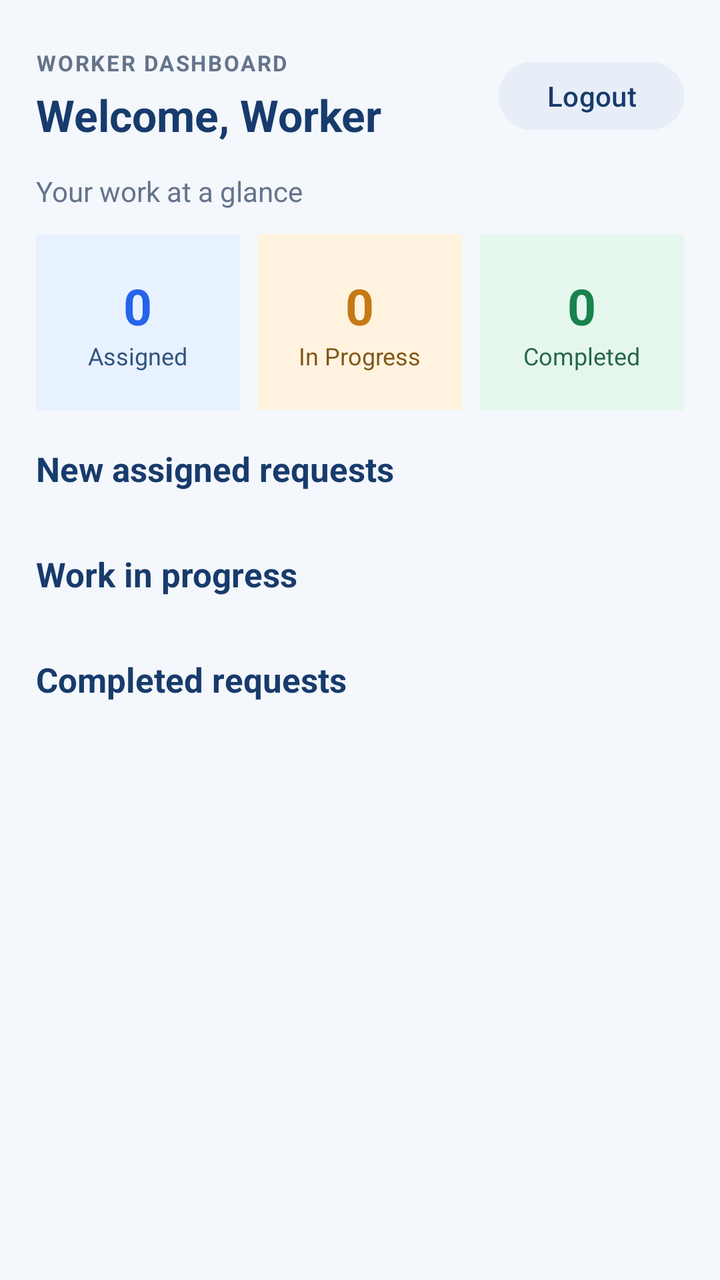
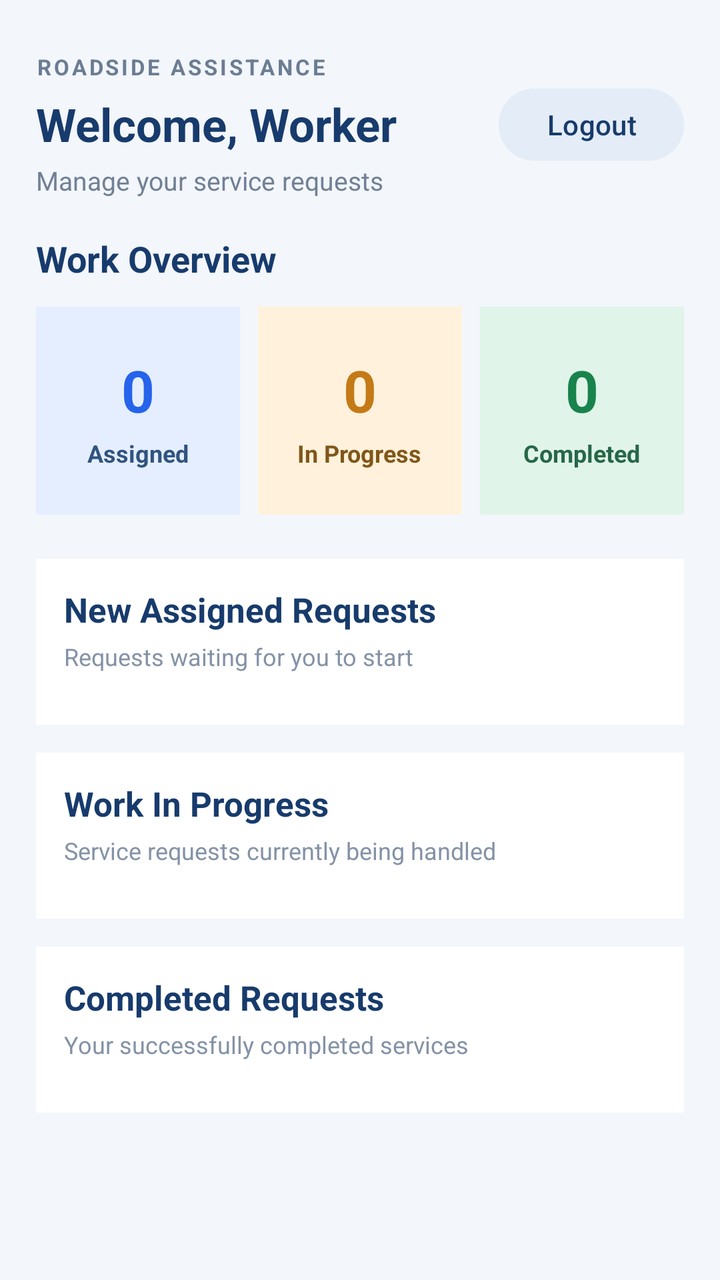

Screens rendered from an Android XML layout before and after an edit, with the pre-edit source and the edit as a unified diff.
<!-- AndroidManifest.xml: application theme Theme.RoadsideAssistance -->
<!-- res/layout/activity_worker_dashboard.xml -->
<?xml version="1.0" encoding="utf-8"?>
<LinearLayout xmlns:android="http://schemas.android.com/apk/res/android"
    android:layout_width="match_parent"
    android:layout_height="match_parent"
    android:orientation="vertical"
    android:background="#F4F7FB"
    android:padding="18dp">

    
    <LinearLayout
        android:layout_width="match_parent"
        android:layout_height="wrap_content"
        android:gravity="center_vertical"
        android:orientation="horizontal"
        android:paddingTop="6dp"
        android:paddingBottom="14dp">

        <LinearLayout
            android:layout_width="0dp"
            android:layout_height="wrap_content"
            android:layout_weight="1"
            android:orientation="vertical">

            <TextView
                android:layout_width="wrap_content"
                android:layout_height="wrap_content"
                android:text="WORKER DASHBOARD"
                android:textColor="#64748B"
                android:textSize="11sp"
                android:textStyle="bold"
                android:letterSpacing="0.08" />

            <TextView
                android:id="@+id/tvWelcome"
                android:layout_width="match_parent"
                android:layout_height="wrap_content"
                android:layout_marginTop="4dp"
                android:text="Welcome, Worker"
                android:textColor="#173B6C"
                android:textSize="22sp"
                android:textStyle="bold" />
        </LinearLayout>

        <Button
            android:id="@+id/btnLogout"
            android:layout_width="wrap_content"
            android:layout_height="42dp"
            android:backgroundTint="#E8EEF7"
            android:text="Logout"
            android:textAllCaps="false"
            android:textColor="#173B6C" />
    </LinearLayout>

    
    <TextView
        android:layout_width="match_parent"
        android:layout_height="wrap_content"
        android:layout_marginBottom="12dp"
        android:text="Your work at a glance"
        android:textColor="#64748B"
        android:textSize="14sp" />

    
    <LinearLayout
        android:layout_width="match_parent"
        android:layout_height="wrap_content"
        android:orientation="horizontal"
        android:weightSum="3">

        
        <LinearLayout
            android:layout_width="0dp"
            android:layout_height="88dp"
            android:layout_marginEnd="6dp"
            android:layout_weight="1"
            android:background="#E8F1FF"
            android:gravity="center"
            android:orientation="vertical"
            android:padding="8dp">

            <TextView
                android:id="@+id/tvAssignedCount"
                android:layout_width="wrap_content"
                android:layout_height="wrap_content"
                android:text="0"
                android:textColor="#2563EB"
                android:textSize="25sp"
                android:textStyle="bold" />

            <TextView
                android:layout_width="wrap_content"
                android:layout_height="wrap_content"
                android:text="Assigned"
                android:textColor="#31547F"
                android:textSize="12sp" />
        </LinearLayout>

        
        <LinearLayout
            android:layout_width="0dp"
            android:layout_height="88dp"
            android:layout_marginHorizontal="3dp"
            android:layout_weight="1"
            android:background="#FFF3DF"
            android:gravity="center"
            android:orientation="vertical"
            android:padding="8dp">

            <TextView
                android:id="@+id/tvProgressCount"
                android:layout_width="wrap_content"
                android:layout_height="wrap_content"
                android:text="0"
                android:textColor="#C47A16"
                android:textSize="25sp"
                android:textStyle="bold" />

            <TextView
                android:layout_width="wrap_content"
                android:layout_height="wrap_content"
                android:text="In Progress"
                android:textColor="#805719"
                android:textSize="12sp" />
        </LinearLayout>

        
        <LinearLayout
            android:layout_width="0dp"
            android:layout_height="88dp"
            android:layout_marginStart="6dp"
            android:layout_weight="1"
            android:background="#E5F7ED"
            android:gravity="center"
            android:orientation="vertical"
            android:padding="8dp">

            <TextView
                android:id="@+id/tvCompletedCount"
                android:layout_width="wrap_content"
                android:layout_height="wrap_content"
                android:text="0"
                android:textColor="#18834C"
                android:textSize="25sp"
                android:textStyle="bold" />

            <TextView
                android:layout_width="wrap_content"
                android:layout_height="wrap_content"
                android:text="Completed"
                android:textColor="#276749"
                android:textSize="12sp" />
        </LinearLayout>
    </LinearLayout>

    
    <ScrollView
        android:layout_width="match_parent"
        android:layout_height="0dp"
        android:layout_marginTop="18dp"
        android:layout_weight="1"
        android:clipToPadding="false"
        android:fillViewport="true">

        <LinearLayout
            android:layout_width="match_parent"
            android:layout_height="wrap_content"
            android:orientation="vertical"
            android:paddingBottom="18dp">

            
            <TextView
                android:layout_width="match_parent"
                android:layout_height="wrap_content"
                android:text="New assigned requests"
                android:textColor="#173B6C"
                android:textSize="17sp"
                android:textStyle="bold" />

            <LinearLayout
                android:id="@+id/assignedRequestsContainer"
                android:layout_width="match_parent"
                android:layout_height="wrap_content"
                android:layout_marginTop="10dp"
                android:orientation="vertical" />

            
            <TextView
                android:layout_width="match_parent"
                android:layout_height="wrap_content"
                android:layout_marginTop="20dp"
                android:text="Work in progress"
                android:textColor="#173B6C"
                android:textSize="17sp"
                android:textStyle="bold" />

            <LinearLayout
                android:id="@+id/progressRequestsContainer"
                android:layout_width="match_parent"
                android:layout_height="wrap_content"
                android:layout_marginTop="10dp"
                android:orientation="vertical" />

            
            <TextView
                android:layout_width="match_parent"
                android:layout_height="wrap_content"
                android:layout_marginTop="20dp"
                android:text="Completed requests"
                android:textColor="#173B6C"
                android:textSize="17sp"
                android:textStyle="bold" />

            <LinearLayout
                android:id="@+id/completedRequestsContainer"
                android:layout_width="match_parent"
                android:layout_height="wrap_content"
                android:layout_marginTop="10dp"
                android:orientation="vertical" />

            
            <TextView
                android:id="@+id/tvEmpty"
                android:layout_width="match_parent"
                android:layout_height="wrap_content"
                android:layout_marginTop="12dp"
                android:gravity="center"
                android:padding="18dp"
                android:text="No service requests assigned to you yet."
                android:textColor="#7B8794"
                android:textSize="14sp"
                android:visibility="gone" />

        </LinearLayout>
    </ScrollView>

</LinearLayout>
<!-- resources referenced by this layout -->
<resources>
  <style name="Theme.RoadsideAssistance" parent="Base.Theme.RoadsideAssistance" />
  <style name="Base.Theme.RoadsideAssistance" parent="Theme.Material3.DayNight.NoActionBar">
          
          
      </style>
</resources>

<!-- the commit's change to res/layout/activity_worker_dashboard.xml (unified diff, before → after) -->
@@ -3,7 +3,7 @@
     android:layout_width="match_parent"
     android:layout_height="match_parent"
     android:orientation="vertical"
-    android:background="#F4F7FB"
+    android:background="#F3F6FB"
     android:padding="18dp">
 
     
@@ -12,8 +12,8 @@
         android:layout_height="wrap_content"
         android:gravity="center_vertical"
         android:orientation="horizontal"
-        android:paddingTop="6dp"
-        android:paddingBottom="14dp">
+        android:paddingTop="8dp"
+        android:paddingBottom="18dp">
 
         <LinearLayout
             android:layout_width="0dp"
@@ -24,41 +24,53 @@
             <TextView
                 android:layout_width="wrap_content"
                 android:layout_height="wrap_content"
-                android:text="WORKER DASHBOARD"
-                android:textColor="#64748B"
+                android:text="ROADSIDE ASSISTANCE"
+                android:textColor="#6B7D93"
                 android:textSize="11sp"
                 android:textStyle="bold"
-                android:letterSpacing="0.08" />
+                android:letterSpacing="0.12" />
 
             <TextView
                 android:id="@+id/tvWelcome"
                 android:layout_width="match_parent"
                 android:layout_height="wrap_content"
-                android:layout_marginTop="4dp"
+                android:layout_marginTop="6dp"
                 android:text="Welcome, Worker"
                 android:textColor="#173B6C"
-                android:textSize="22sp"
-                android:textStyle="bold" />
+                android:textSize="23sp"
+                android:textStyle="bold" />
+
+            <TextView
+                android:layout_width="wrap_content"
+                android:layout_height="wrap_content"
+                android:layout_marginTop="4dp"
+                android:text="Manage your service requests"
+                android:textColor="#718096"
+                android:textSize="13sp" />
+
         </LinearLayout>
 
         <Button
             android:id="@+id/btnLogout"
             android:layout_width="wrap_content"
-            android:layout_height="42dp"
-            android:backgroundTint="#E8EEF7"
+            android:layout_height="44dp"
+            android:backgroundTint="#E4ECF7"
             android:text="Logout"
             android:textAllCaps="false"
-            android:textColor="#173B6C" />
+            android:textColor="#173B6C"
+            android:textSize="14sp" />
+
     </LinearLayout>
 
     
     <TextView
         android:layout_width="match_parent"
         android:layout_height="wrap_content"
-        android:layout_marginBottom="12dp"
-        android:text="Your work at a glance"
-        android:textColor="#64748B"
-        android:textSize="14sp" />
+        android:text="Work Overview"
+        android:textColor="#173B6C"
+        android:textSize="18sp"
+        android:textStyle="bold"
+        android:layout_marginBottom="12dp" />
 
     
     <LinearLayout
@@ -70,10 +82,10 @@
         
         <LinearLayout
             android:layout_width="0dp"
-            android:layout_height="88dp"
+            android:layout_height="104dp"
+            android:layout_weight="1"
             android:layout_marginEnd="6dp"
-            android:layout_weight="1"
-            android:background="#E8F1FF"
+            android:background="#E4EEFF"
             android:gravity="center"
             android:orientation="vertical"
             android:padding="8dp">
@@ -84,24 +96,27 @@
                 android:layout_height="wrap_content"
                 android:text="0"
                 android:textColor="#2563EB"
-                android:textSize="25sp"
-                android:textStyle="bold" />
-
-            <TextView
-                android:layout_width="wrap_content"
-                android:layout_height="wrap_content"
+                android:textSize="29sp"
+                android:textStyle="bold" />
+
+            <TextView
+                android:layout_width="wrap_content"
+                android:layout_height="wrap_content"
+                android:layout_marginTop="4dp"
                 android:text="Assigned"
                 android:textColor="#31547F"
-                android:textSize="12sp" />
+                android:textSize="12sp"
+                android:textStyle="bold" />
+
         </LinearLayout>
 
         
         <LinearLayout
             android:layout_width="0dp"
-            android:layout_height="88dp"
+            android:layout_height="104dp"
+            android:layout_weight="1"
             android:layout_marginHorizontal="3dp"
-            android:layout_weight="1"
-            android:background="#FFF3DF"
+            android:background="#FFF1DB"
             android:gravity="center"
             android:orientation="vertical"
             android:padding="8dp">
@@ -112,24 +127,27 @@
                 android:layout_height="wrap_content"
                 android:text="0"
                 android:textColor="#C47A16"
-                android:textSize="25sp"
-                android:textStyle="bold" />
-
-            <TextView
-                android:layout_width="wrap_content"
-                android:layout_height="wrap_content"
+                android:textSize="29sp"
+                android:textStyle="bold" />
+
+            <TextView
+                android:layout_width="wrap_content"
+                android:layout_height="wrap_content"
+                android:layout_marginTop="4dp"
                 android:text="In Progress"
                 android:textColor="#805719"
-                android:textSize="12sp" />
+                android:textSize="12sp"
+                android:textStyle="bold" />
+
         </LinearLayout>
 
         
         <LinearLayout
             android:layout_width="0dp"
-            android:layout_height="88dp"
+            android:layout_height="104dp"
+            android:layout_weight="1"
             android:layout_marginStart="6dp"
-            android:layout_weight="1"
-            android:background="#E5F7ED"
+            android:background="#E1F4E9"
             android:gravity="center"
             android:orientation="vertical"
             android:padding="8dp">
@@ -140,97 +158,154 @@
                 android:layout_height="wrap_content"
                 android:text="0"
                 android:textColor="#18834C"
-                android:textSize="25sp"
-                android:textStyle="bold" />
-
-            <TextView
-                android:layout_width="wrap_content"
-                android:layout_height="wrap_content"
+                android:textSize="29sp"
+                android:textStyle="bold" />
+
+            <TextView
+                android:layout_width="wrap_content"
+                android:layout_height="wrap_content"
+                android:layout_marginTop="4dp"
                 android:text="Completed"
                 android:textColor="#276749"
-                android:textSize="12sp" />
-        </LinearLayout>
+                android:textSize="12sp"
+                android:textStyle="bold" />
+
+        </LinearLayout>
+
     </LinearLayout>
 
     
     <ScrollView
         android:layout_width="match_parent"
         android:layout_height="0dp"
-        android:layout_marginTop="18dp"
         android:layout_weight="1"
-        android:clipToPadding="false"
-        android:fillViewport="true">
+        android:layout_marginTop="22dp"
+        android:fillViewport="false"
+        android:clipToPadding="false">
 
         <LinearLayout
             android:layout_width="match_parent"
             android:layout_height="wrap_content"
             android:orientation="vertical"
-            android:paddingBottom="18dp">
+            android:paddingBottom="24dp">
 
             
-            <TextView
-                android:layout_width="match_parent"
-                android:layout_height="wrap_content"
-                android:text="New assigned requests"
-                android:textColor="#173B6C"
-                android:textSize="17sp"
-                android:textStyle="bold" />
-
             <LinearLayout
-                android:id="@+id/assignedRequestsContainer"
-                android:layout_width="match_parent"
-                android:layout_height="wrap_content"
-                android:layout_marginTop="10dp"
-                android:orientation="vertical" />
+                android:layout_width="match_parent"
+                android:layout_height="wrap_content"
+                android:orientation="vertical"
+                android:background="#FFFFFF"
+                android:padding="14dp">
+
+                <TextView
+                    android:layout_width="match_parent"
+                    android:layout_height="wrap_content"
+                    android:text="New Assigned Requests"
+                    android:textColor="#173B6C"
+                    android:textSize="17sp"
+                    android:textStyle="bold" />
+
+                <TextView
+                    android:layout_width="match_parent"
+                    android:layout_height="wrap_content"
+                    android:layout_marginTop="4dp"
+                    android:text="Requests waiting for you to start"
+                    android:textColor="#8492A6"
+                    android:textSize="12sp" />
+
+                <LinearLayout
+                    android:id="@+id/assignedRequestsContainer"
+                    android:layout_width="match_parent"
+                    android:layout_height="wrap_content"
+                    android:layout_marginTop="12dp"
+                    android:orientation="vertical" />
+
+            </LinearLayout>
 
             
-            <TextView
-                android:layout_width="match_parent"
-                android:layout_height="wrap_content"
-                android:layout_marginTop="20dp"
-                android:text="Work in progress"
-                android:textColor="#173B6C"
-                android:textSize="17sp"
-                android:textStyle="bold" />
-
             <LinearLayout
-                android:id="@+id/progressRequestsContainer"
-                android:layout_width="match_parent"
-                android:layout_height="wrap_content"
-                android:layout_marginTop="10dp"
-                android:orientation="vertical" />
+                android:layout_width="match_parent"
+                android:layout_height="wrap_content"
+                android:layout_marginTop="14dp"
+                android:orientation="vertical"
+                android:background="#FFFFFF"
+                android:padding="14dp">
+
+                <TextView
+                    android:layout_width="match_parent"
+                    android:layout_height="wrap_content"
+                    android:text="Work In Progress"
+                    android:textColor="#173B6C"
+                    android:textSize="17sp"
+                    android:textStyle="bold" />
+
+                <TextView
+                    android:layout_width="match_parent"
+                    android:layout_height="wrap_content"
+                    android:layout_marginTop="4dp"
+                    android:text="Service requests currently being handled"
+                    android:textColor="#8492A6"
+                    android:textSize="12sp" />
+
+                <LinearLayout
+                    android:id="@+id/progressRequestsContainer"
+                    android:layout_width="match_parent"
+                    android:layout_height="wrap_content"
+                    android:layout_marginTop="12dp"
+                    android:orientation="vertical" />
+
+            </LinearLayout>
 
             
-            <TextView
-                android:layout_width="match_parent"
-                android:layout_height="wrap_content"
-                android:layout_marginTop="20dp"
-                android:text="Completed requests"
-                android:textColor="#173B6C"
-                android:textSize="17sp"
-                android:textStyle="bold" />
-
             <LinearLayout
-                android:id="@+id/completedRequestsContainer"
-                android:layout_width="match_parent"
-                android:layout_height="wrap_content"
-                android:layout_marginTop="10dp"
-                android:orientation="vertical" />
+                android:layout_width="match_parent"
+                android:layout_height="wrap_content"
+                android:layout_marginTop="14dp"
+                android:orientation="vertical"
+                android:background="#FFFFFF"
+                android:padding="14dp">
+
+                <TextView
+                    android:layout_width="match_parent"
+                    android:layout_height="wrap_content"
+                    android:text="Completed Requests"
+                    android:textColor="#173B6C"
+                    android:textSize="17sp"
+                    android:textStyle="bold" />
+
+                <TextView
+                    android:layout_width="match_parent"
+                    android:layout_height="wrap_content"
+                    android:layout_marginTop="4dp"
+                    android:text="Your successfully completed services"
+                    android:textColor="#8492A6"
+                    android:textSize="12sp" />
+
+                <LinearLayout
+                    android:id="@+id/completedRequestsContainer"
+                    android:layout_width="match_parent"
+                    android:layout_height="wrap_content"
+                    android:layout_marginTop="12dp"
+                    android:orientation="vertical" />
+
+            </LinearLayout>
 
             
             <TextView
                 android:id="@+id/tvEmpty"
                 android:layout_width="match_parent"
                 android:layout_height="wrap_content"
-                android:layout_marginTop="12dp"
+                android:layout_marginTop="14dp"
+                android:background="#FFFFFF"
                 android:gravity="center"
-                android:padding="18dp"
+                android:padding="20dp"
                 android:text="No service requests assigned to you yet."
                 android:textColor="#7B8794"
                 android:textSize="14sp"
                 android:visibility="gone" />
 
         </LinearLayout>
+
     </ScrollView>
 
 </LinearLayout>
